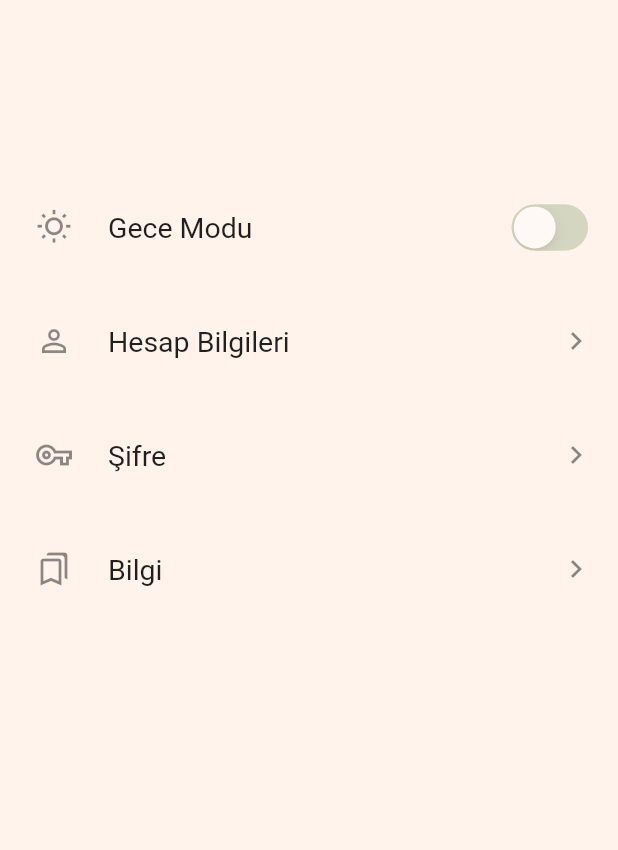
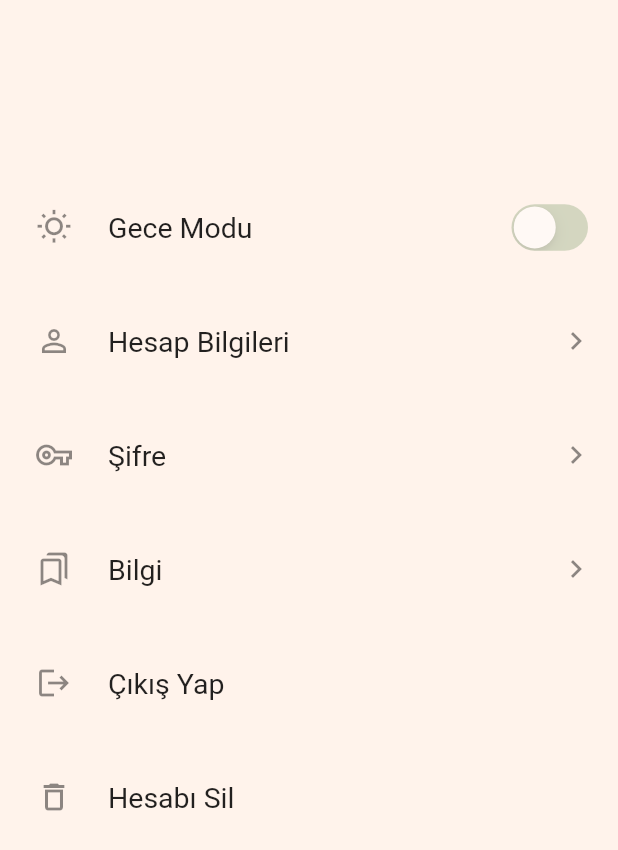
Before and after one commit to tubakocabiyik0/cloths_app, a Flutter app: the SettingsPage screen opened directly, on a phone screen of 412 x 824 dp. Shown: the top 850 px of the screen. Run offline on Flutter 3.47's test engine with Material 2 defaults, Android fonts, the phone set to English and light mode, and no system bars; our stand-ins replace dotted_border, fluttertoast, image_picker, shared_preferences, smooth_page_indicator; missing offline and left inert: ff_navigation_bar, flutter_animated_dialog, postgres, regexpattern; accounts and stored records are empty; network calls fail.

Commit message:
bugs fixed

```diff
--- a/lib/screens/settings_page.dart
+++ b/lib/screens/settings_page.dart
@@ -1,4 +1,6 @@
+import 'package:bitirme_projesi/screens/sign%C4%B1n_page.dart';
 import 'package:bitirme_projesi/screens/wardrobe_page.dart';
+import 'package:bitirme_projesi/viewmodel/register_viewmodel.dart';
 import 'package:bitirme_projesi/viewmodel/settings_viewmodel.dart';
 import 'package:bitirme_projesi/widgets/alertDialog.dart';
 import 'package:bitirme_projesi/widgets/button.dart';
@@ -8,6 +10,7 @@ import 'package:bitirme_projesi/widgets/textFormField.dart';
 import 'package:flutter/cupertino.dart';
 import 'package:flutter/material.dart';
 import 'package:fluttertoast/fluttertoast.dart';
+import 'package:provider/provider.dart';
 import 'package:shared_preferences/shared_preferences.dart';
 
 class SettingsPage extends StatefulWidget {
@@ -35,18 +38,20 @@ class _SettingsPageState extends State<SettingsPage> {
 
   @override
   Widget build(BuildContext context) {
+    final registerViewModel = Provider.of<RegisterViewModel>(context);
+
     var width = MediaQuery.of(context).size.width;
     var height = MediaQuery.of(context).size.height;
     return Scaffold(
       backgroundColor: lightColor,
       body: Padding(
         padding: EdgeInsets.only(top: height * 0.15),
-        child: listTiles(width, height),
+        child: listTiles(width, height, registerViewModel),
       ),
     );
   }
 
-  listTiles(double width, double height) {
+  listTiles(double width, double height, RegisterViewModel userViewModel) {
     return Column(
       children: [
         Listtile(
@@ -86,7 +91,23 @@ class _SettingsPageState extends State<SettingsPage> {
           title: "Bilgi",
           trailing: Icon(Icons.navigate_next),
           leading_icon: Icon(Icons.bookmarks_outlined),
-        )
+        ),
+        SizedBox(
+          height: 20,
+        ),
+        Listtile(
+          onTap: () => signOut(userViewModel),
+          title: "Çıkış Yap",
+          leading_icon: Icon(Icons.logout),
+        ),
+        SizedBox(
+          height: 20,
+        ),
+        Listtile(
+          onTap: () => deleteAccount(userViewModel),
+          title: "Hesabı Sil",
+          leading_icon: Icon(Icons.delete_outline),
+        ),
       ],
     );
   }
@@ -260,4 +281,19 @@ class _SettingsPageState extends State<SettingsPage> {
         ? Fluttertoast.showToast(msg: "Şifreniz Güncellendi")
         : Fluttertoast.showToast(msg: "Şifre güncellemesi başarısız");
   }
+
+  signOut(RegisterViewModel registerViewModel) async {
+    bool result = await registerViewModel.userLogOut();
+    if (result == true) {
+      Navigator.pushReplacement(
+          context, MaterialPageRoute(builder: (context) => SignInPage()));
+    }
+  }
+
+  deleteAccount(RegisterViewModel registerViewModel)async {
+    int id=await SettingsViewModel().getCurrentId();
+    bool result = await registerViewModel.deleteAccount(id);
+    print(result);
+    signOut(registerViewModel);
+  }
 }
--- a/lib/viewmodel/settings_viewmodel.dart
+++ b/lib/viewmodel/settings_viewmodel.dart
@@ -1,7 +1,8 @@
 import 'package:bitirme_projesi/controller/db_controller.dart';
+import 'package:flutter/cupertino.dart';
 import 'package:shared_preferences/shared_preferences.dart';
 
-class SettingsViewModel {
+class SettingsViewModel with ChangeNotifier {
   bool updated;
 
   Future<bool> updateUser(
```
Also changed, not shown: lib/controller/db_controller.dart (+21 -1 lines), lib/screens/home_page.dart (+43 -30 lines), lib/viewmodel/register_viewmodel.dart (+7 -1 lines).
